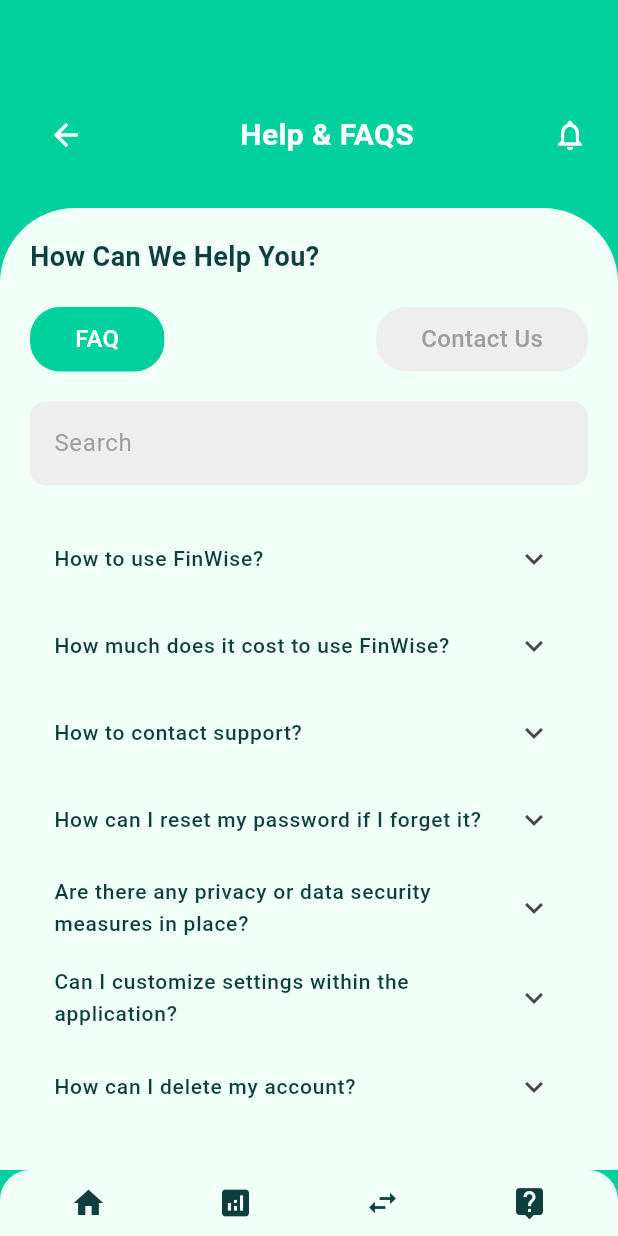
After one commit to KartikSaroha0801/Fintech_flutter_app, a Flutter app: the FAQPage screen opened directly, on a phone screen of 412 x 824 dp. The commit adds this screen. Run offline on Flutter 3.47's test engine with Material 3 defaults, Android fonts, the phone set to English and light mode, and no system bars; our stand-ins replace get.

Commit message:
Project Finalising Commit

```diff
--- /dev/null
+++ b/lib/controller/faq_controller.dart
@@ -0,0 +1,40 @@
+import 'package:get/get.dart';
+
+class FAQController extends GetxController {
+var selectedTab = 0.obs;
+var searchQuery = ''.obs;
+var filteredFAQs = <Map<String, String>>[].obs;
+
+final List<Map<String, String>> allFAQs = [
+  {'question': 'How to use FinWise?', 'answer': 'FinWise helps you manage your finances by tracking income and expenses. Start by adding your transactions on the Transaction page.'},
+  {'question': 'How much does it cost to use FinWise?', 'answer': 'FinWise offers a free tier with basic features. Premium plans start at \$4.99/month.'},
+  {'question': 'How to contact support?', 'answer': 'You can reach our support team via email at support@finwise.com or call us at +1-800-555-1234.'},
+  {'question': 'How can I reset my password if I forget it?', 'answer': 'Go to the login screen, click "Forgot Password," and follow the instructions to reset your password.'},
+  {'question': 'Are there any privacy or data security measures in place?', 'answer': 'Yes, we use encryption and comply with GDPR to protect your data.'},
+  {'question': 'Can I customize settings within the application?', 'answer': 'Yes, you can customize notifications and themes in the settings menu.'},
+  {'question': 'How can I delete my account?', 'answer': 'To delete your account, go to Settings > Account > Delete Account and follow the prompts.'},
+  {'question': 'How do I access my expense history?', 'answer': 'Your expense history is available on the Transaction page, where you can filter by date or type.'},
+  {'question': 'Can I use the app offline?', 'answer': 'Some features are available offline, but syncing and updates require an internet connection.'},
+];
+
+@override
+void onInit() {
+  super.onInit();
+  filteredFAQs.assignAll(allFAQs);
+}
+
+void changeTab(int index) {
+  selectedTab.value = index;
+}
+
+void searchFAQs(String query) {
+  searchQuery.value = query;
+  if (query.isEmpty) {
+    filteredFAQs.assignAll(allFAQs);
+  } else {
+    filteredFAQs.assignAll(allFAQs.where((faq) {
+      return faq['question']!.toLowerCase().contains(query.toLowerCase());
+    }).toList());
+  }
+}
+}
--- a/lib/utils/custom_widgets/bottom_nav_bar.dart
+++ b/lib/utils/custom_widgets/bottom_nav_bar.dart
@@ -1,3 +1,4 @@
+import 'package:fintech_project/view/FAQ%20Section/faq_page.dart';
 import 'package:fintech_project/view/HomePage/home_page.dart';
 import 'package:flutter/material.dart';
 import 'package:get/get.dart';
@@ -23,7 +24,7 @@
           _buildNavItem(Icons.home, '', () => Get.offAll(()=>HomePage())),
           _buildNavItem(Icons.analytics, '', () => Get.to(() => AnalysisPage())),
           _buildNavItem(Icons.swap_horiz, '', () => Get.to(() =>  TransactionPage())),
-          _buildNavItem(Icons.person, '', () {}),
+          _buildNavItem(Icons.live_help, '', () => Get.to(() =>  FAQPage())),
         ],
       ),
     );
--- a/lib/view/Auth/Password_Changed_Page.dart
+++ b/lib/view/Auth/Password_Changed_Page.dart
@@ -1,3 +1,4 @@
+import 'package:fintech_project/view/HomePage/home_page.dart';
 import 'package:flutter/material.dart';
 import 'dart:math' as math;
 
@@ -32,7 +33,7 @@
         //   context,
         //   MaterialPageRoute(builder: (context) => const HomePage()),
         // );
-        Get.back();
+        Get.offAll(()=>HomePage());
       }
     });
   }
--- a/lib/view/Auth/login_page.dart
+++ b/lib/view/Auth/login_page.dart
@@ -220,9 +220,7 @@
           backgroundColor: color,
           shape: RoundedRectangleBorder(borderRadius: BorderRadius.circular(30)),
         ),
-        onPressed: () {
-          Get.to(()=>HomePage());
-        },
+        onPressed: () => Get.offAll(HomePage()),
         child: Text(
           text,
           style: TextStyle(
--- a/lib/view/Auth/signup_page.dart
+++ b/lib/view/Auth/signup_page.dart
@@ -1,6 +1,8 @@
 import 'package:fintech_project/view/Auth/login_page.dart';
 import 'package:flutter/material.dart';
 import 'package:get/get.dart';
+
+import '../HomePage/home_page.dart';
 
 class SignUpPage extends StatefulWidget {
   const SignUpPage({super.key});
@@ -191,7 +193,7 @@
           backgroundColor: color,
           shape: RoundedRectangleBorder(borderRadius: BorderRadius.circular(30)),
         ),
-        onPressed: () {},
+        onPressed: () => Get.offAll(HomePage()),
         child: Text(
           text,
           style: TextStyle(
--- /dev/null
+++ b/lib/view/FAQ Section/faq_page.dart
@@ -0,0 +1,223 @@
+import 'package:flutter/material.dart';
+import 'package:get/get.dart';
+import '../../utils/custom_widgets/bottom_nav_bar.dart';
+import '../Notification Page/notification_page.dart';
+
+class FAQPage extends StatelessWidget {
+  const FAQPage({super.key});
+
+  @override
+  Widget build(BuildContext context) {
+    final FAQController controller = Get.put(FAQController());
+    final screenHeight = MediaQuery.of(context).size.height;
+
+    return Scaffold(
+      backgroundColor: const Color(0xFF00D09E),
+      body: Column(
+        children: [
+          SizedBox(height: screenHeight * 0.08),
+          Padding(
+            padding: const EdgeInsets.symmetric(horizontal: 20),
+            child: Row(
+              mainAxisAlignment: MainAxisAlignment.spaceBetween,
+              children: [
+                IconButton(
+                  icon: const Icon(Icons.arrow_back, color: Colors.white),
+                  onPressed: () => Get.back(),
+                ),
+                const Text(
+                  'Help & FAQS',
+                  style: TextStyle(
+                    color: Colors.white,
+                    fontSize: 20,
+                    fontWeight: FontWeight.w600,
+                  ),
+                ),
+                GestureDetector(
+                    onTap: (){
+                      Get.to(()=>NotificationPage());
+                    },
+                    child: const Icon(Icons.notifications_none, color: Colors.white, size: 24)),
+              ],
+            ),
+          ),
+          SizedBox(height: screenHeight * 0.03),
+          Expanded(
+            child: Container(
+              width: double.infinity,
+              padding: const EdgeInsets.all(20),
+              decoration: const BoxDecoration(
+                color: Color(0xFFF1FFF9),
+                borderRadius: BorderRadius.vertical(top: Radius.circular(50)),
+              ),
+              child: SingleChildScrollView(
+                child: Column(
+                  crossAxisAlignment: CrossAxisAlignment.start,
+                  children: [
+                    const Text(
+                      'How Can We Help You?',
+                      style: TextStyle(
+                        fontSize: 18,
+                        fontWeight: FontWeight.w600,
+                        color: Color(0xFF0E3E3E),
+                      ),
+                    ),
+                    const SizedBox(height: 20),
+                    Row(
+                      mainAxisAlignment: MainAxisAlignment.spaceBetween,
+                      children: [
+                        Obx(() => GestureDetector(
+                          onTap: () => controller.changeTab(0),
+                          child: Container(
+                            padding: const EdgeInsets.symmetric(horizontal: 30, vertical: 10),
+                            decoration: BoxDecoration(
+                              color: controller.selectedTab.value == 0
+                                  ? const Color(0xFF00D09E)
+                                  : Colors.grey[200],
+                              borderRadius: BorderRadius.circular(20),
+                            ),
+                            child: Text(
+                              'FAQ',
+                              style: TextStyle(
+                                fontSize: 16,
+                                color: controller.selectedTab.value == 0
+                                    ? Colors.white
+                                    : Colors.grey,
+                                fontWeight: FontWeight.w500,
+                              ),
+                            ),
+                          ),
+                        )),
+                        Obx(() => GestureDetector(
+                          onTap: () => controller.changeTab(1),
+                          child: Container(
+                            padding: const EdgeInsets.symmetric(horizontal: 30, vertical: 10),
+                            decoration: BoxDecoration(
+                              color: controller.selectedTab.value == 1
+                                  ? const Color(0xFF00D09E)
+                                  : Colors.grey[200],
+                              borderRadius: BorderRadius.circular(20),
+                            ),
+                            child: Text(
+                              'Contact Us',
+                              style: TextStyle(
+                                fontSize: 16,
+                                color: controller.selectedTab.value == 1
+                                    ? Colors.white
+                                    : Colors.grey,
+                                fontWeight: FontWeight.w500,
+                              ),
+                            ),
+                          ),
+                        )),
+                      ],
+                    ),
+                    const SizedBox(height: 20),
+                    Obx(() => controller.selectedTab.value == 0
+                        ? Column(
+                      children: [
+                        TextField(
+                          onChanged: (value) => controller.searchFAQs(value),
+                          decoration: InputDecoration(
+                            hintText: 'Search',
+                            hintStyle: const TextStyle(color: Colors.grey),
+                            filled: true,
+                            fillColor: Colors.grey[200],
+                            border: OutlineInputBorder(
+                              borderRadius: BorderRadius.circular(10),
+                              borderSide: BorderSide.none,
+                            ),
+                          ),
+                        ),
+                        const SizedBox(height: 20),
+                        Obx(() => Column(
+                          children: controller.filteredFAQs.map((faq) {
+                            return ExpansionTile(
+                              title: Text(
+                                faq['question'] as String,
+                                style: const TextStyle(
+                                  fontSize: 14,
+                                  fontWeight: FontWeight.w500,
+                                  color: Color(0xFF0E3E3E),
+                                ),
+                              ),
+                              children: [
+                                Padding(
+                                  padding: const EdgeInsets.all(16.0),
+                                  child: Text(
+                                    faq['answer'] as String,
+                                    style: const TextStyle(
+                                      fontSize: 14,
+                                      color: Colors.grey,
+                                    ),
+                                  ),
+                                ),
+                              ],
+                            );
+                          }).toList(),
+                        )),
+                      ],
+                    )
+                        : const Padding(
+                      padding: EdgeInsets.symmetric(vertical: 20),
+                      child: Center(
+                        child: Text(
+                          'Contact Us Section\n\nFor support, please email us at support@fintechapp.com\nor call us at +1-800-111-1234.',
+                          textAlign: TextAlign.center,
+                          style: TextStyle(
+                            fontSize: 16,
+                            color: Color(0xFF0E3E3E),
+                          ),
+                        ),
+                      ),
+                    )),
+                  ],
+                ),
+              ),
+            ),
+          ),
+        ],
+      ),
+      bottomNavigationBar: const BottomNavBar(),
+    );
+  }
+}
+
+class FAQController extends GetxController {
+  var selectedTab = 0.obs;
+  var searchQuery = ''.obs;
+  var filteredFAQs = <Map<String, String>>[].obs;
+
+  final List<Map<String, String>> allFAQs = [
+    {'question': 'How to use FinWise?', 'answer': 'FinWise helps you manage your finances by tracking income and expenses. Start by adding your transactions on the Transaction page.'},
+    {'question': 'How much does it cost to use FinWise?', 'answer': 'FinWise offers a free tier with basic features. Premium plans start at \$4.99/month.'},
+    {'question': 'How to contact support?', 'answer': 'You can reach our support team via email at support@finwise.com or call us at +1-800-555-1234.'},
+    {'question': 'How can I reset my password if I forget it?', 'answer': 'Go to the login screen, click "Forgot Password," and follow the instructions to reset your password.'},
+    {'question': 'Are there any privacy or data security measures in place?', 'answer': 'Yes, we use encryption and comply with GDPR to protect your data.'},
+    {'question': 'Can I customize settings within the application?', 'answer': 'Yes, you can customize notifications and themes in the settings menu.'},
+    {'question': 'How can I delete my account?', 'answer': 'To delete your account, go to Settings > Account > Delete Account and follow the prompts.'},
+    {'question': 'How do I access my expense history?', 'answer': 'Your expense history is available on the Transaction page, where you can filter by date or type.'},
+    {'question': 'Can I use the app offline?', 'answer': 'Some features are available offline, but syncing and updates require an internet connection.'},
+  ];
+
+  @override
+  void onInit() {
+    super.onInit();
+    filteredFAQs.assignAll(allFAQs);
+  }
+
+  void changeTab(int index) {
+    selectedTab.value = index;
+  }
+
+  void searchFAQs(String query) {
+    searchQuery.value = query;
+    if (query.isEmpty) {
+      filteredFAQs.assignAll(allFAQs);
+    } else {
+      filteredFAQs.assignAll(allFAQs.where((faq) {
+        return faq['question']!.toLowerCase().contains(query.toLowerCase());
+      }).toList());
+    }
+  }
+}
--- a/lib/view/Onboarding/onboarding_screen2.dart
+++ b/lib/view/Onboarding/onboarding_screen2.dart
@@ -59,7 +59,7 @@
                   SizedBox(height: screenHeight*0.08,),
                   GestureDetector(
                     onTap: (){
-                      Get.to(()=>LoginPage());
+                      Get.offAll(()=>LoginPage());
                     },
                     child: Container(
                       width: screenWidth*0.5,
--- a/lib/view/splash_screen.dart
+++ b/lib/view/splash_screen.dart
@@ -15,7 +15,7 @@
   void initState() {
     super.initState();
     Future.delayed(Duration(seconds: 3), () {
-      Get.to(() => OnboardingScreen1());
+      Get.offAll(() => OnboardingScreen1());
     });
   }
 
```
Also changed, not shown: lib/view/Analysis Page/analysis_page.dart (+6 -1 lines), lib/view/HomePage/home_page.dart (+6 -1 lines), lib/view/Notification Page/notification_page.dart (added, +167 -0 lines), lib/view/Transaction Page/transaction_page.dart (+7 -2 lines), 22 other files.
